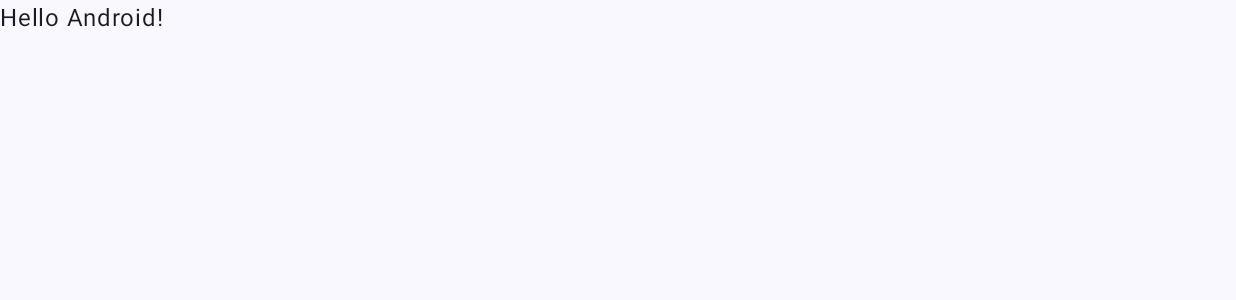
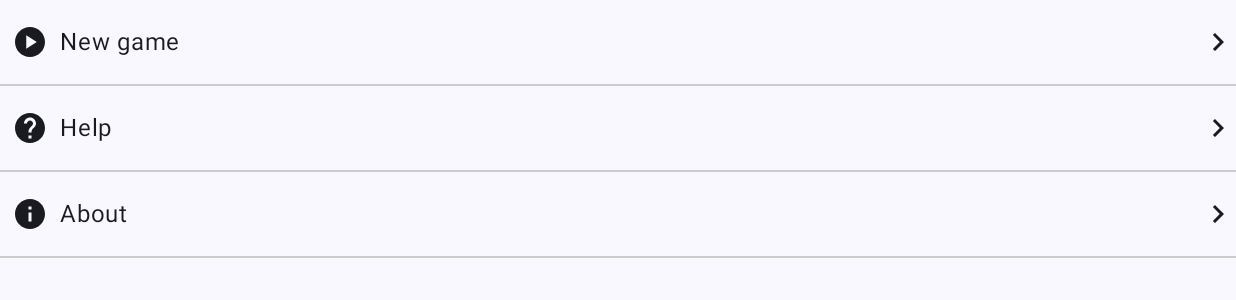
Before and after one commit to MaikelBruin/mb-games-loveletter, an Android app built with Jetpack Compose: the screen it shows after launch (MainActivity), on a phone screen of 824 x 412 dp (held sideways). Before the commit the part shown is almost empty. Shown: the top 300 px of the screen. Run offline under Robolectric (Android 15) with nearby library versions, the phone set to English and light mode, and no system bars.

Commit message:
create home screen

```diff
--- a/Source/app/build.gradle.kts
+++ b/Source/app/build.gradle.kts
@@ -56,6 +56,7 @@ dependencies {
     kapt("androidx.room:room-compiler:2.6.1")
     implementation("androidx.room:room-ktx:2.6.1")
 
+    implementation("androidx.navigation:navigation-compose:2.7.5")
     implementation("androidx.core:core-ktx:1.12.0")
     implementation("androidx.lifecycle:lifecycle-runtime-ktx:2.6.2")
     implementation("androidx.activity:activity-compose:1.8.0")
--- a/Source/app/src/main/java/mb/games/loveletter/MainActivity.kt
+++ b/Source/app/src/main/java/mb/games/loveletter/MainActivity.kt
@@ -6,23 +6,29 @@ import androidx.activity.compose.setContent
 import androidx.compose.foundation.layout.fillMaxSize
 import androidx.compose.material3.MaterialTheme
 import androidx.compose.material3.Surface
-import androidx.compose.material3.Text
 import androidx.compose.runtime.Composable
 import androidx.compose.ui.Modifier
-import androidx.compose.ui.tooling.preview.Preview
+import androidx.navigation.NavHostController
+import androidx.navigation.compose.NavHost
+import androidx.navigation.compose.composable
+import androidx.navigation.compose.rememberNavController
+import mb.games.loveletter.screen.HomeScreen
+import mb.games.loveletter.screen.Screen
 import mb.games.loveletter.ui.theme.LoveLetterTheme
+
 
 class MainActivity : ComponentActivity() {
     override fun onCreate(savedInstanceState: Bundle?) {
         super.onCreate(savedInstanceState)
         setContent {
+            val navHostController: NavHostController = rememberNavController()
             LoveLetterTheme {
                 // A surface container using the 'background' color from the theme
                 Surface(
                     modifier = Modifier.fillMaxSize(),
                     color = MaterialTheme.colorScheme.background
                 ) {
-                    Greeting("Android")
+                    NavigationGraph(navHostController = navHostController)
                 }
             }
         }
@@ -30,17 +36,12 @@ class MainActivity : ComponentActivity() {
 }
 
 @Composable
-fun Greeting(name: String, modifier: Modifier = Modifier) {
-    Text(
-        text = "Hello $name!",
-        modifier = modifier
-    )
-}
-
-@Preview(showBackground = true)
-@Composable
-fun GreetingPreview() {
-    LoveLetterTheme {
-        Greeting("Android")
+fun NavigationGraph(
+    navHostController: NavHostController
+) {
+    NavHost(navController = navHostController, startDestination = Screen.HomeScreen.route) {
+        composable(Screen.HomeScreen.route) {
+            HomeScreen()
+        }
     }
 }
--- /dev/null
+++ b/Source/app/src/main/java/mb/games/loveletter/data/MenuItem.kt
@@ -0,0 +1,12 @@
+package mb.games.loveletter.data
+
+import androidx.annotation.DrawableRes
+import mb.games.loveletter.R
+
+data class MenuItem(@DrawableRes val icon: Int, val name: String)
+
+val menuItems = listOf(
+    MenuItem(R.drawable.baseline_play_circle_24, "New game"),
+    MenuItem(R.drawable.baseline_help_24, "Help"),
+    MenuItem(R.drawable.baseline_info_24, "About"),
+)
--- /dev/null
+++ b/Source/app/src/main/java/mb/games/loveletter/screen/HomeScreen.kt
@@ -0,0 +1,65 @@
+package mb.games.loveletter.screen
+
+import androidx.compose.foundation.layout.Arrangement
+import androidx.compose.foundation.layout.Column
+import androidx.compose.foundation.layout.Row
+import androidx.compose.foundation.layout.fillMaxWidth
+import androidx.compose.foundation.layout.padding
+import androidx.compose.foundation.lazy.LazyColumn
+import androidx.compose.foundation.lazy.items
+import androidx.compose.material.icons.Icons
+import androidx.compose.material.icons.filled.KeyboardArrowRight
+import androidx.compose.material3.Divider
+import androidx.compose.material3.Icon
+import androidx.compose.material3.Text
+import androidx.compose.runtime.Composable
+import androidx.compose.ui.Modifier
+import androidx.compose.ui.graphics.Color
+import androidx.compose.ui.res.painterResource
+import androidx.compose.ui.tooling.preview.Preview
+import androidx.compose.ui.unit.dp
+import mb.games.loveletter.data.MenuItem
+import mb.games.loveletter.data.menuItems
+
+@Composable
+fun HomeScreen() {
+    MenuView()
+}
+
+@Composable
+fun MenuView() {
+    LazyColumn {
+        items(menuItems) { menuItem ->
+            MenuItem(menuItem = menuItem)
+        }
+    }
+}
+
+@Composable
+fun MenuItem(menuItem: MenuItem) {
+    Column {
+        Row(
+            modifier = Modifier
+                .fillMaxWidth()
+                .padding(vertical = 16.dp),
+            horizontalArrangement = Arrangement.SpaceBetween
+        ) {
+            Row {
+                Icon(
+                    painter = painterResource(id = menuItem.icon),
+                    modifier = Modifier.padding(horizontal = 8.dp),
+                    contentDescription = menuItem.name
+                )
+                Text(text = menuItem.name)
+            }
+            Icon(imageVector = Icons.Default.KeyboardArrowRight, contentDescription = null)
+        }
+        Divider(color = Color.LightGray)
+    }
+}
+
+@Preview(showBackground = true)
+@Composable
+fun HomeScreenPreview() {
+    HomeScreen()
+}
--- /dev/null
+++ b/Source/app/src/main/java/mb/games/loveletter/screen/Screen.kt
@@ -0,0 +1,7 @@
+package mb.games.loveletter.screen
+
+sealed class Screen(val route: String) {
+    object HomeScreen:Screen("home")
+    object HelpScreen:Screen("help")
+    object AboutScreen:Screen("about")
+}
--- /dev/null
+++ b/Source/app/src/main/res/drawable/baseline_help_24.xml
@@ -0,0 +1,5 @@
+<vector android:autoMirrored="true" android:height="24dp"
+    android:tint="#000000" android:viewportHeight="24"
+    android:viewportWidth="24" android:width="24dp" xmlns:android="http://schemas.android.com/apk/res/android">
+    <path android:fillColor="@android:color/white" android:pathData="M12,2C6.48,2 2,6.48 2,12s4.48,10 10,10 10,-4.48 10,-10S17.52,2 12,2zM13,19h-2v-2h2v2zM15.07,11.25l-0.9,0.92C13.45,12.9 13,13.5 13,15h-2v-0.5c0,-1.1 0.45,-2.1 1.17,-2.83l1.24,-1.26c0.37,-0.36 0.59,-0.86 0.59,-1.41 0,-1.1 -0.9,-2 -2,-2s-2,0.9 -2,2L8,9c0,-2.21 1.79,-4 4,-4s4,1.79 4,4c0,0.88 -0.36,1.68 -0.93,2.25z"/>
+</vector>
--- /dev/null
+++ b/Source/app/src/main/res/drawable/baseline_info_24.xml
@@ -0,0 +1,5 @@
+<vector android:height="24dp" android:tint="#000000"
+    android:viewportHeight="24" android:viewportWidth="24"
+    android:width="24dp" xmlns:android="http://schemas.android.com/apk/res/android">
+    <path android:fillColor="@android:color/white" android:pathData="M12,2C6.48,2 2,6.48 2,12s4.48,10 10,10 10,-4.48 10,-10S17.52,2 12,2zM13,17h-2v-6h2v6zM13,9h-2L11,7h2v2z"/>
+</vector>
--- /dev/null
+++ b/Source/app/src/main/res/drawable/baseline_play_circle_24.xml
@@ -0,0 +1,5 @@
+<vector android:height="24dp" android:tint="#000000"
+    android:viewportHeight="24" android:viewportWidth="24"
+    android:width="24dp" xmlns:android="http://schemas.android.com/apk/res/android">
+    <path android:fillColor="@android:color/white" android:pathData="M12,2C6.48,2 2,6.48 2,12s4.48,10 10,10s10,-4.48 10,-10S17.52,2 12,2zM9.5,16.5v-9l7,4.5L9.5,16.5z"/>
+</vector>
```
Also changed, not shown: Source/app/src/main/java/mb/games/loveletter/data/Card.kt (added, +7 -0 lines), Source/app/src/main/java/mb/games/loveletter/data/Cards.kt (added, +14 -0 lines).
